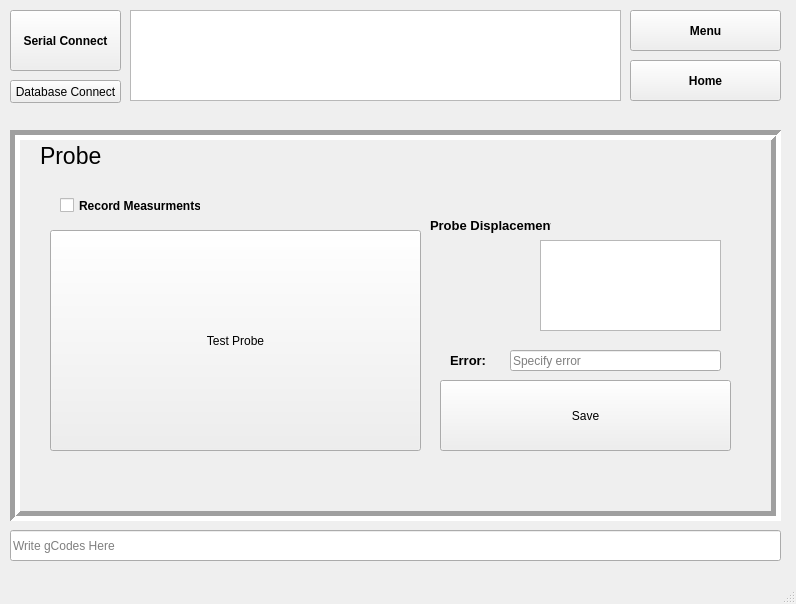
Old version of the form FT_vone/mainwindow.ui in the repository 7ome/Functional-Test.
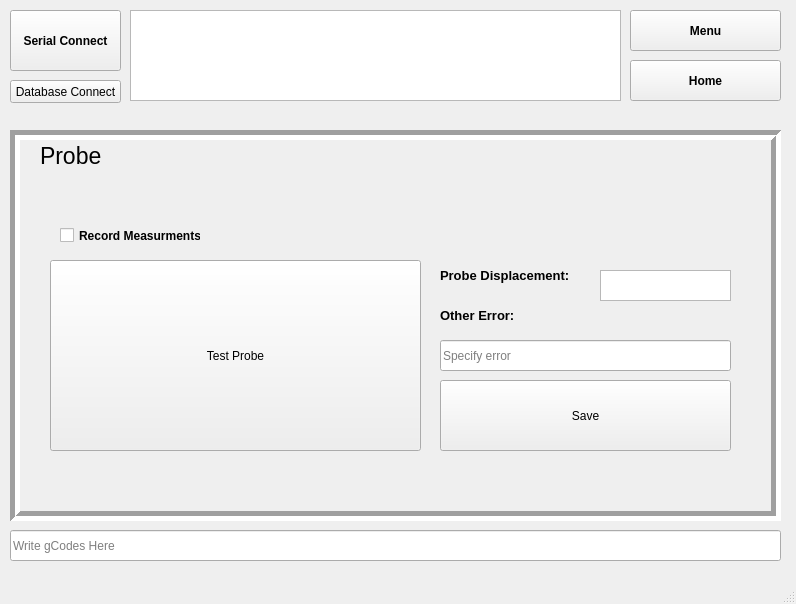
New version of the form.

The edit to the form file:
```diff
--- a/FT_vone/mainwindow.ui
+++ b/FT_vone/mainwindow.ui
@@ -775,19 +775,19 @@
      <widget class="QTextBrowser" name="Probe_textBrowser">
       <property name="geometry">
        <rect>
-        <x>520</x>
-        <y>100</y>
-        <width>181</width>
-        <height>91</height>
+        <x>580</x>
+        <y>130</y>
+        <width>131</width>
+        <height>31</height>
        </rect>
       </property>
      </widget>
      <widget class="QLabel" name="probedisplacement_label">
       <property name="geometry">
        <rect>
-        <x>410</x>
-        <y>70</y>
-        <width>121</width>
+        <x>420</x>
+        <y>120</y>
+        <width>131</width>
         <height>31</height>
        </rect>
       </property>
@@ -808,9 +808,9 @@
       <property name="geometry">
        <rect>
         <x>30</x>
-        <y>90</y>
+        <y>120</y>
         <width>371</width>
-        <height>221</height>
+        <height>191</height>
        </rect>
       </property>
       <property name="text">
@@ -833,10 +833,10 @@
      <widget class="QLineEdit" name="Probeother">
       <property name="geometry">
        <rect>
-        <x>490</x>
-        <y>210</y>
-        <width>211</width>
-        <height>21</height>
+        <x>420</x>
+        <y>200</y>
+        <width>291</width>
+        <height>31</height>
        </rect>
       </property>
       <property name="placeholderText">
@@ -846,10 +846,10 @@
      <widget class="QLabel" name="label_9">
       <property name="geometry">
        <rect>
-        <x>430</x>
-        <y>210</y>
-        <width>61</width>
-        <height>21</height>
+        <x>420</x>
+        <y>160</y>
+        <width>91</width>
+        <height>31</height>
        </rect>
       </property>
       <property name="font">
@@ -860,14 +860,14 @@
        </font>
       </property>
       <property name="text">
-       <string>Error:</string>
+       <string>Other Error:</string>
       </property>
      </widget>
      <widget class="QCheckBox" name="ProbeRecord_checkBox">
       <property name="geometry">
        <rect>
         <x>40</x>
-        <y>50</y>
+        <y>80</y>
         <width>141</width>
         <height>31</height>
        </rect>
```
